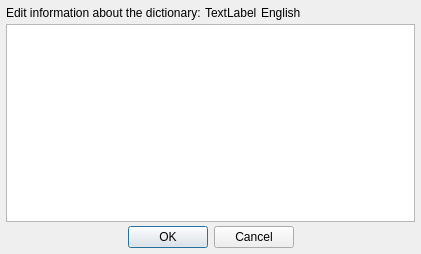
z1dev/zkanji, file dictionarytextform.ui: the form before one commit.
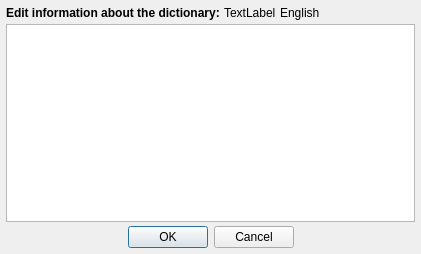
The form after the commit.

```diff
--- a/dictionarytextform.ui
+++ b/dictionarytextform.ui
@@ -35,7 +35,7 @@
       <item>
        <widget class="QLabel" name="label">
         <property name="text">
-         <string>Edit information about the dictionary:</string>
+         <string>&lt;b&gt;Edit information about the dictionary:&lt;/b&gt;</string>
         </property>
        </widget>
       </item>
```
